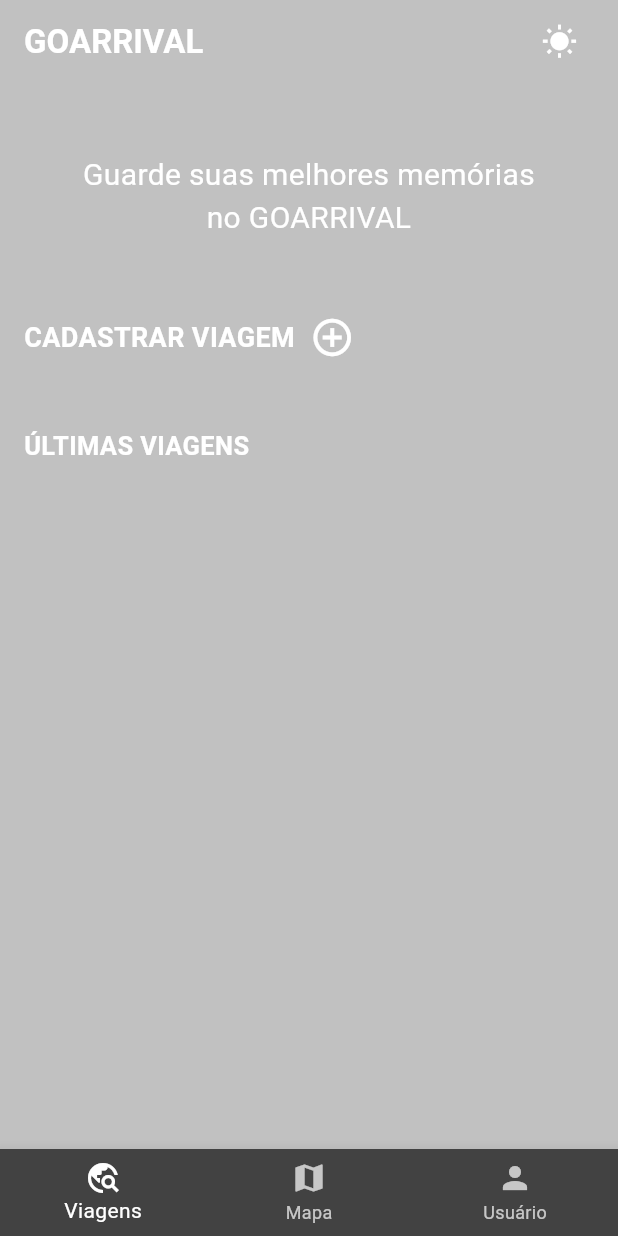
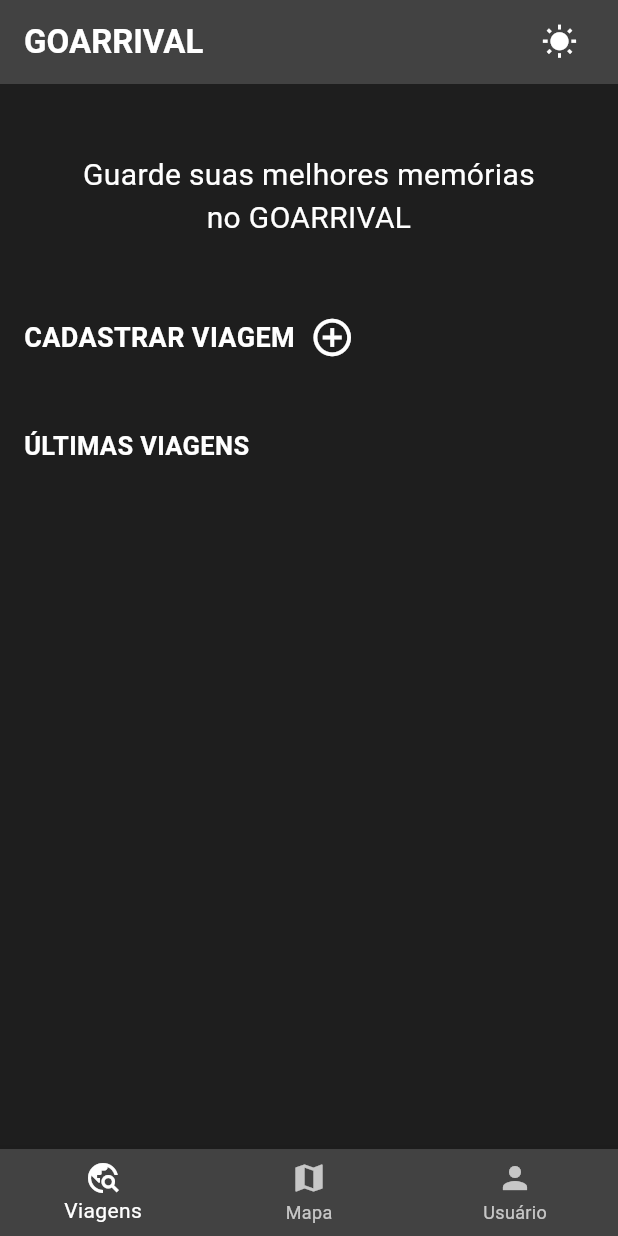
Before and after one commit to raquel1s/goarrival, a Flutter app: the TelaViagens screen opened directly, after a tap on the "nightlight round" icon, on a phone screen of 412 x 824 dp. Run offline on Flutter 3.47's test engine with Material 3 defaults, Android fonts, the phone set to English and light mode, and no system bars; our stand-ins replace cloud_firestore, firebase_auth, firebase_core, flutter_map, font_awesome_flutter, google_sign_in and 2 more; accounts and stored records are empty; network calls fail.

```diff
--- a/lib/components/Box.dart
+++ b/lib/components/Box.dart
@@ -17,7 +17,7 @@ class Box extends StatelessWidget {
         width: boxWidth,
         padding: const EdgeInsets.all(30),
         decoration: BoxDecoration(
-          color: Theme.of(context).colorScheme.onPrimary,
+          color: Theme.of(context).inputDecorationTheme.fillColor,
           boxShadow: [
             BoxShadow(color: Colors.black26, blurRadius: 10),
           ],
--- a/lib/main.dart
+++ b/lib/main.dart
@@ -59,10 +59,10 @@ class GoArrival extends StatelessWidget {
       ),
       darkTheme: ThemeData(
         brightness: Brightness.dark,
-        primaryColor: Colors.white,
-        scaffoldBackgroundColor: const Color(0x6D6D6D6D),
-        appBarTheme: const AppBarTheme(
-          backgroundColor: Color(0x00000000),
+        primaryColor: const Color(0xFF12455C),
+        scaffoldBackgroundColor: const Color(0xFF1E1E1E), // Fundo escuro
+        appBarTheme: AppBarTheme(
+          backgroundColor: Colors.grey[800],
           foregroundColor: Colors.white,
           elevation: 0,
         ),
@@ -75,15 +75,15 @@ class GoArrival extends StatelessWidget {
         textTheme: const TextTheme(
           bodyMedium: TextStyle(color: Colors.white70),
           titleLarge: TextStyle(
-            color: Colors.white,
+            color: Color(0xFF2C6B85), // Um azul secundário para destaque
             fontWeight: FontWeight.bold,
           ),
         ),
         inputDecorationTheme: InputDecorationTheme(
           filled: true,
-          fillColor: Colors.grey[800],
+          fillColor: Colors.grey[800], // Fundo dos campos de entrada
           border: OutlineInputBorder(
-            borderRadius: BorderRadius.all(Radius.circular(8)),
+            borderRadius: BorderRadius.circular(8),
             borderSide: BorderSide.none,
           ),
           errorStyle: const TextStyle(color: Colors.red, fontSize: 12),
```
